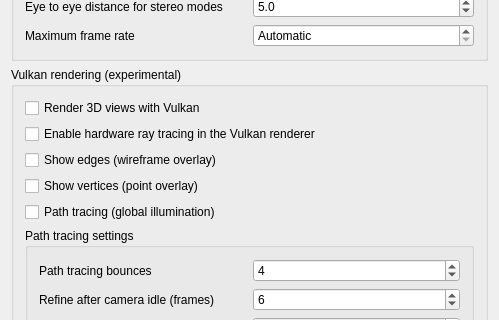
Qt form src/Gui/PreferencePages/DlgSettings3DView.ui (brianmk/FreeCAD-vulkan) before a commit; both pictures show x 0 to 499 and y 422 to 742 of the 499 by 957 pixel window.
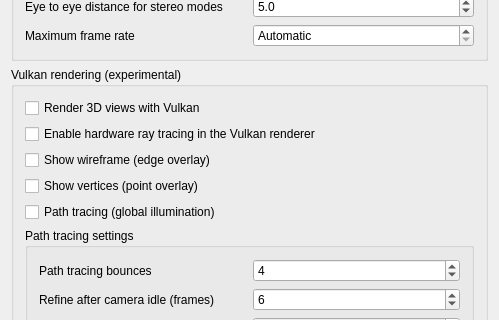
The same form after that commit. Custom widgets are drawn as their Qt base class.

Commit message: Vulkan viewport: wireframe pref, pref migration and renderer dedup

Diff of the .ui file:
```diff
--- a/src/Gui/PreferencePages/DlgSettings3DView.ui
+++ b/src/Gui/PreferencePages/DlgSettings3DView.ui
@@ -630,9 +630,9 @@
        </widget>
       </item>
       <item>
-       <widget class="Gui::PrefCheckBox" name="CheckBox_VulkanShowEdges">
+       <widget class="Gui::PrefCheckBox" name="CheckBox_VulkanWireframe">
         <property name="text">
-         <string>Show edges (wireframe overlay)</string>
+         <string>Show wireframe (edge overlay)</string>
         </property>
         <property name="prefEntry" stdset="0">
          <cstring>VulkanShowEdges</cstring>
```
Left out of the diff: 10 changed lines with no effect on the pictures. The commit also changes 22 other files.
